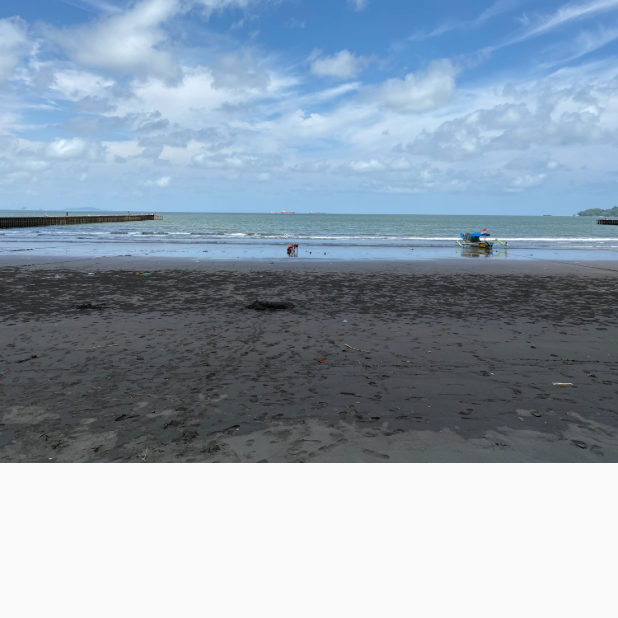
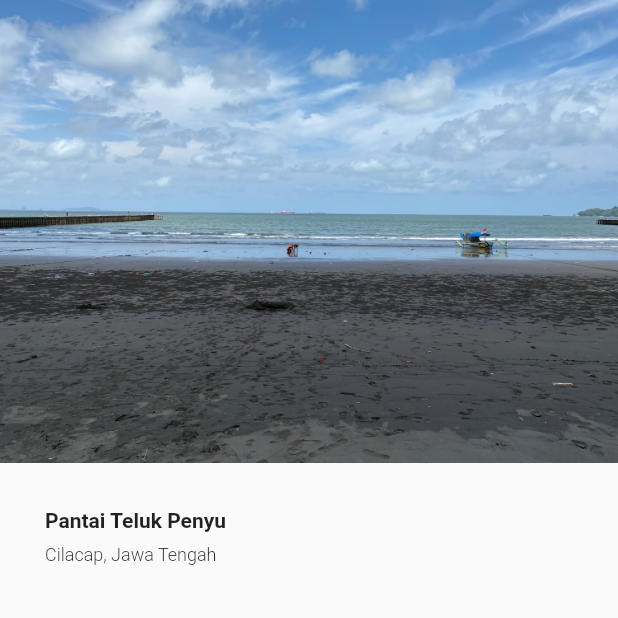
Before and after one commit to dewaasmara589/Belajar-Flutter, a Flutter app: the screen it shows after launch, on a phone screen of 412 x 824 dp, the top half of it. Run offline on Flutter 3.47's test engine with Material 2 defaults, Android fonts, the phone set to English and light mode, and no system bars.

Commit message:
Basic - add column, row, text, text style, padding

```diff
--- a/basic/lib/home_page.dart
+++ b/basic/lib/home_page.dart
@@ -6,8 +6,46 @@
   Widget build(BuildContext context) {
     return Scaffold(
       body: SafeArea(
-        child: Image.asset(
-            'assets/image.png'
+        child: Column(
+          crossAxisAlignment: CrossAxisAlignment.start,
+          children: [
+            Image.asset(
+                'assets/image.png'
+            ),
+            SizedBox(
+              height: 30,
+            ),
+            Padding(
+                padding: EdgeInsets.symmetric(
+                    horizontal: 30,
+                ),
+              child: Row(
+                children: [
+                  Column(
+                    crossAxisAlignment: CrossAxisAlignment.start,
+                    children: [
+                      Text(
+                        "Pantai Teluk Penyu",
+                        style: TextStyle(
+                          fontWeight: FontWeight.w700,
+                        ),
+                      ),
+                      SizedBox(
+                        height: 8,
+                      ),
+                      Text(
+                        "Cilacap, Jawa Tengah",
+                        style: TextStyle(
+                          fontWeight: FontWeight.w300,
+                          fontSize: 12,
+                        ),
+                      ),
+                    ],
+                  ),
+                ],
+              ),
+            ),
+          ],
         ),
       ),
     );
```
